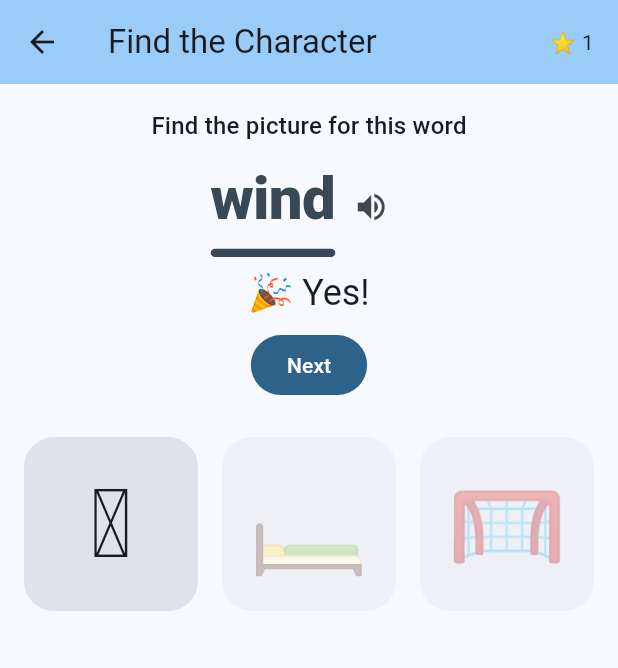
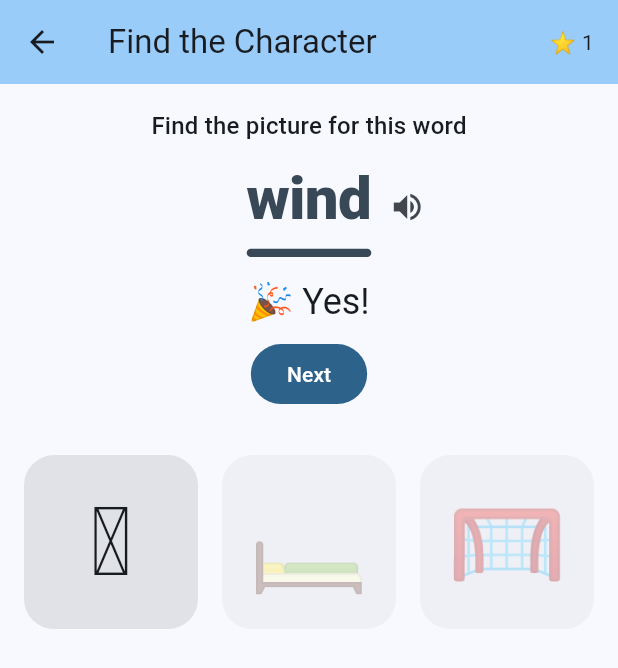
Before and after one commit to mklawonn/reading-game, a Flutter app: the FindTheCharacterPage screen opened directly with empty values, after a tap on an icon or button, on a phone screen of 412 x 824 dp. Shown: the top 668 px of the screen. Run offline on Flutter 3.47's test engine with Material 3 defaults, Android fonts, the phone set to English and light mode, and no system bars; our stand-ins replace cloud_firestore, firebase_auth, firebase_core, flutter_tts, shared_preferences; accounts and stored records are empty.

Commit message:
fix(ui): smooth context switches between games, intros, and home
Audit of context-switching mechanics and display after reports of
off-center mini-games, rapid-fire notifications on return to home, and
related interface quirks.

Notifications: level-up celebrations queued in the progress service and
drained back-to-back as separate dialogs. The session now drains any
stale queue on entry and aggregates a multi-level jump into a single
celebration naming the final level and every symbol unlocked.

Audio bleed: add AudioService.stop() (TtsAudioService -> _tts.stop) and
call it on session dispose so in-flight instructions are cut when the
screen changes instead of talking over the next one.

Layout jumps: new fixed-height FeedbackSlot reserves the feedback row
across all six games so solving/missing no longer shifts the board.
Off-center games fixed by wrapping option/candidate rows in full-width
Wraps (sound_match, fill_blank, build_a_word) and balancing prompt rows
with a mirrored 48px gutter (find_the_character, families); families
also reserves its onset-hint line height.

Add _wrong feedback states to find_the_character and listen_and_pick,
re-center the level map on progress changes (animated, listener-driven,
with a totalLevels node clamp), and guard intro double-taps.

Tests: new level_session_test (single combined celebration on a
multi-level jump; audio stopped on leave) plus stop() on every fake.
50/50 pass, flutter analyze clean.

Co-Authored-By: Claude Opus 4.8 <noreply@anthropic.com>

```diff
--- /dev/null
+++ b/app/lib/features/common/feedback_slot.dart
@@ -0,0 +1,23 @@
+import 'package:flutter/material.dart';
+
+/// A fixed-height area for round feedback ("🎉 Yes! / Next", "try again").
+///
+/// Games show feedback by *inserting* widgets mid-column, which shoves the
+/// answer grid/chips around right when the child is about to tap — jarring on
+/// small fingers. Reserving the space keeps every target exactly where it was.
+class FeedbackSlot extends StatelessWidget {
+  const FeedbackSlot({super.key, this.height = 116, this.child});
+
+  final double height;
+
+  /// The feedback to show, or null to hold the space empty.
+  final Widget? child;
+
+  @override
+  Widget build(BuildContext context) {
+    return SizedBox(
+      height: height,
+      child: child == null ? null : Center(child: child),
+    );
+  }
+}
--- a/app/lib/features/find_the_character/find_the_character_page.dart
+++ b/app/lib/features/find_the_character/find_the_character_page.dart
@@ -9,6 +9,7 @@ import '../../models/content_bank.dart';
 import '../../progress/learning_event.dart';
 import '../../services/audio_service.dart';
 import '../../services/content_service.dart';
+import '../common/feedback_slot.dart';
 
 /// **Find the Character** (Stage 1): a written word/command is shown (with
 /// tap-to-hear support) and the child taps the matching picture among options —
@@ -59,6 +60,7 @@ class _FindTheCharacterPageState extends State<FindTheCharacterPage> {
   SyllableElement? _target;
   List<SyllableElement> _options = const [];
   bool _solved = false;
+  bool _wrong = false;
   int _score = 0;
 
   Future<void> _load() async {
@@ -90,6 +92,7 @@ class _FindTheCharacterPageState extends State<FindTheCharacterPage> {
     _options = [target, ...distractors.take(count - 1)]..shuffle(_random);
     _target = target;
     _solved = false;
+    _wrong = false;
   }
 
   void _speakTarget() {
@@ -111,11 +114,13 @@ class _FindTheCharacterPageState extends State<FindTheCharacterPage> {
     if (correct) {
       setState(() {
         _solved = true;
+        _wrong = false;
         _score += 1;
       });
       widget.audioService.speak(picked.syllable);
     } else {
-      setState(() {}); // surface the "try again" hint
+      setState(() => _wrong = true);
+      _speakTarget(); // gentle nudge: replay the word
     }
   }
 
@@ -155,9 +160,12 @@ class _FindTheCharacterPageState extends State<FindTheCharacterPage> {
                     style: Theme.of(context).textTheme.titleMedium),
                 const SizedBox(height: 8),
                 // The written word — the reading challenge — with audio support.
+                // The leading box mirrors the IconButton so the word itself is
+                // truly centered (not the word+icon pair).
                 Row(
                   mainAxisAlignment: MainAxisAlignment.center,
                   children: [
+                    const SizedBox(width: 48),
                     SyllableTile(
                       target.syllable,
                       key: const Key('fc-prompt'),
@@ -171,14 +179,16 @@ class _FindTheCharacterPageState extends State<FindTheCharacterPage> {
                     ),
                   ],
                 ),
-                if (_solved)
-                  Padding(
+                // Fixed-height slot: feedback never shoves the options around.
+                FeedbackSlot(
+                  child: _solved
+                      ? Column(
                           key: const Key('fc-feedback'),
-                    padding: const EdgeInsets.all(8),
-                    child: Column(
+                          mainAxisSize: MainAxisSize.min,
                           children: [
                             Text('🎉 Yes!',
-                            style: Theme.of(context).textTheme.headlineSmall),
+                                style:
+                                    Theme.of(context).textTheme.headlineSmall),
                             const SizedBox(height: 8),
                             FilledButton(
                               key: const Key('fc-next'),
@@ -186,7 +196,13 @@ class _FindTheCharacterPageState extends State<FindTheCharacterPage> {
                               child: const Text('Next'),
                             ),
                           ],
-                    ),
+                        )
+                      : _wrong
+                          ? Text('Not that one — listen again!',
+                              key: const Key('fc-wrong'),
+                              style: TextStyle(
+                                  color: Theme.of(context).colorScheme.error))
+                          : null,
                 ),
                 Expanded(
                   child: GridView.count(
```
Also changed, not shown: app/lib/features/build_a_word/build_a_word_page.dart (+21 -8 lines), app/lib/features/families/families_page.dart (+24 -16 lines), app/lib/features/fill_blank/fill_blank_page.dart (+27 -11 lines), app/lib/features/home/level_session_screen.dart (+17 -5 lines), app/lib/features/listen_and_pick/listen_and_pick_page.dart (+19 -6 lines), app/lib/features/progress/level_map_screen.dart (+39 -7 lines), app/lib/features/sound_match/sound_match_page.dart (+20 -9 lines), app/lib/services/audio_service.dart (+7 -0 lines), 10 other files. Lines whose indentation alone changed are shown as unchanged.
